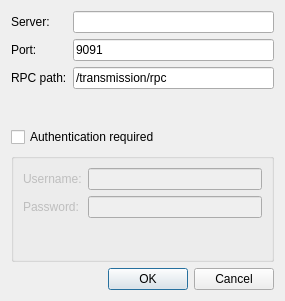
Qt form trdialog.ui (viranch/ztorrent) before a commit.
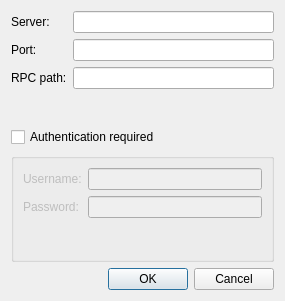
The same form after that commit.

Commit message: Small UI improvements * Reset the add transmission server dialog with default values * Give warning if no server is selected when edit or remove is clicked * Set focus to host field in transmission server dialog

Patch:
```diff
--- a/trdialog.ui
+++ b/trdialog.ui
@@ -98,18 +98,10 @@
     <widget class="QLineEdit" name="hostEdit"/>
    </item>
    <item row="2" column="1">
-    <widget class="QLineEdit" name="pathEdit">
-     <property name="text">
-      <string>/transmission/rpc</string>
-     </property>
-    </widget>
+    <widget class="QLineEdit" name="pathEdit"/>
    </item>
    <item row="1" column="1">
-    <widget class="QLineEdit" name="portEdit">
-     <property name="text">
-      <string>9091</string>
-     </property>
-    </widget>
+    <widget class="QLineEdit" name="portEdit"/>
    </item>
    <item row="4" column="0" colspan="2">
     <widget class="QCheckBox" name="checkBox">
```
The commit also changes 3 other files.
